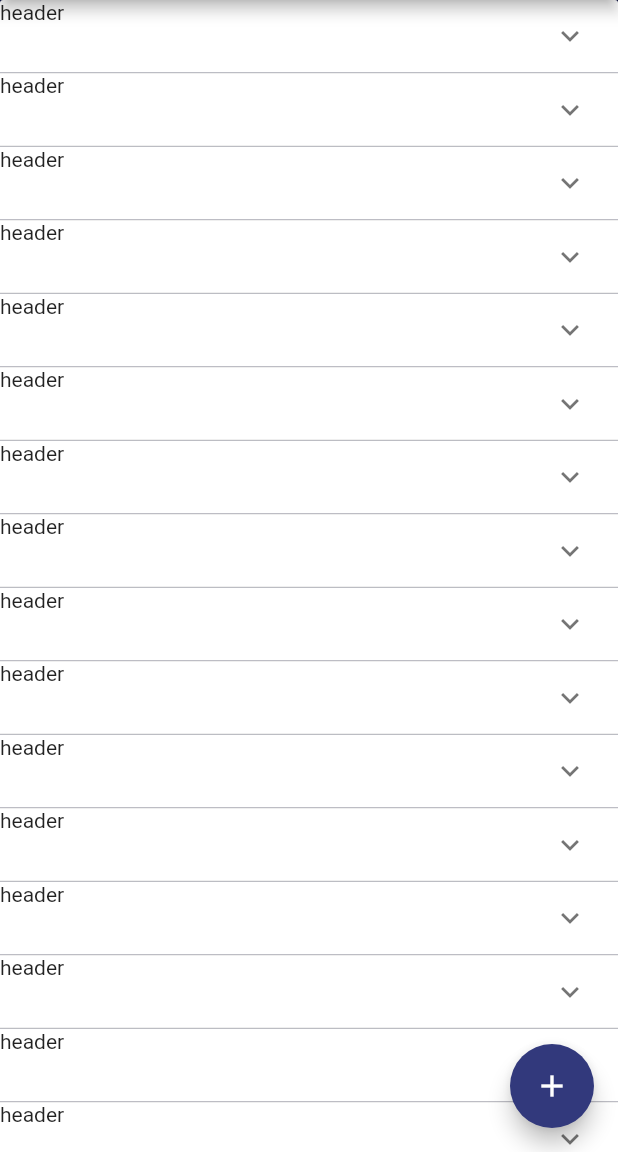
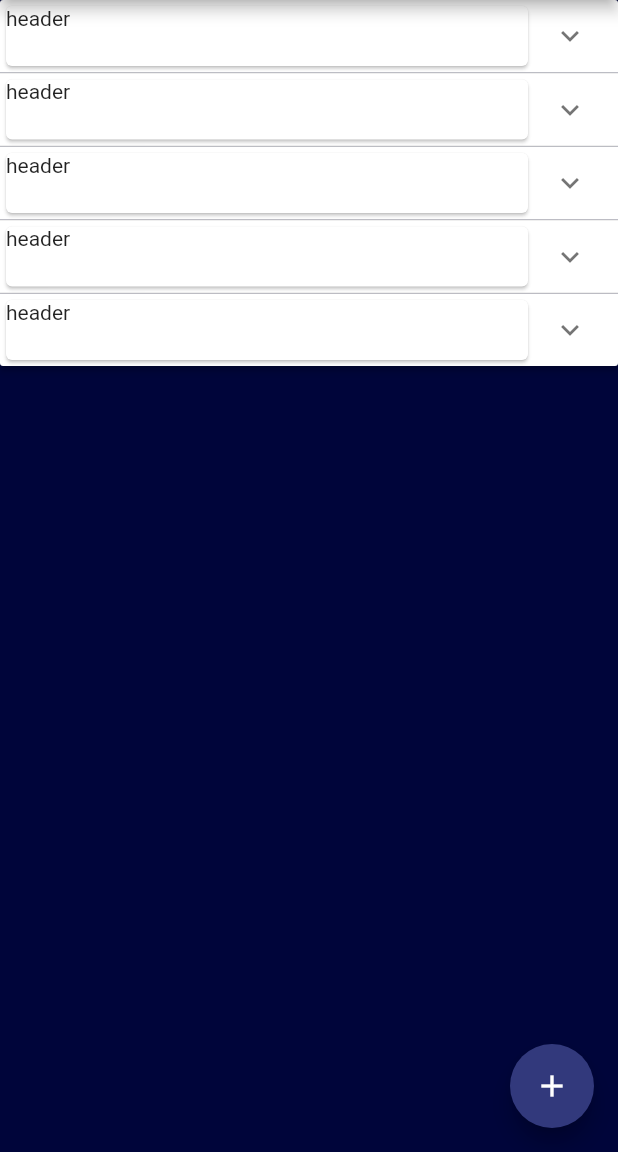
Before and after one commit to kuri-Maron/if_then_method, a Flutter app: the screen it shows after launch, on a phone screen of 412 x 824 dp, the part 84-1236 px from its top. Run offline on Flutter 3.47's test engine with Material 2 defaults, Android fonts, the phone set to English and light mode, and no system bars.

Commit message:
ExpansionPanelだとカードのレイアウトにできないことに気づいたので、切り戻す。

```diff
--- a/lib/main.dart
+++ b/lib/main.dart
@@ -65,7 +65,7 @@ class _MyHomePageState extends State<MyHomePage> {
   // final items = List<String>.generate(10000, (i) => "Item $i");
   // final items = List<String>.generate(10000, (i) => "$i");
 
-  List<Item> _data = generateItems(30);
+  List<Item> _data = generateItems(5);
 
   //stateクラスの中に、フィールドに対しての操作をするメソッドを定義する
   void _incrementCounter() {
@@ -209,7 +209,7 @@ class _MyHomePageState extends State<MyHomePage> {
       children: _data.map<ExpansionPanel>((Item item) {
         return ExpansionPanel(
           headerBuilder: (BuildContext context, bool isExpanded) {
-            return Text('header');
+            return Card(child: Text('header'));
           },
           body: Text('body!'),
           isExpanded: item.isExpanded,
```
